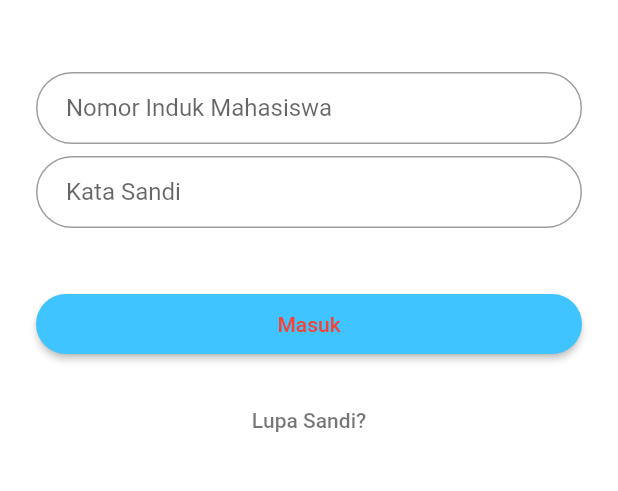
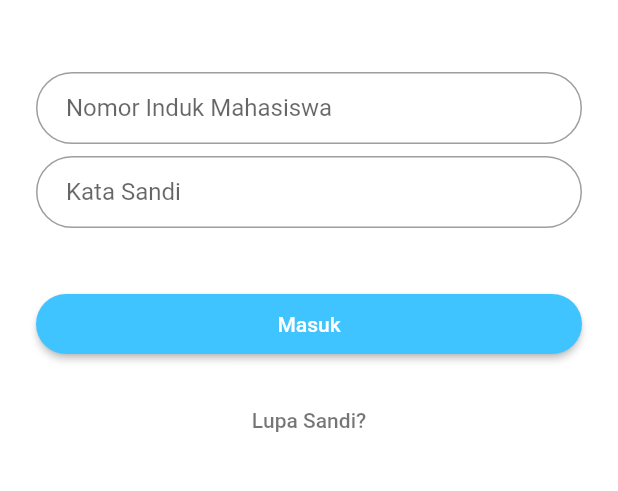
Before and after one commit to ilhamkwr/Tubes-Mobile, a Flutter app: the screen it shows after launch, on a phone screen of 412 x 824 dp, the part 462-953 px from its top. Run offline on Flutter 3.47's test engine with Material 2 defaults, Android fonts, the phone set to English and light mode, and no system bars; missing offline and left inert: barcode_scan.

Commit message:
update login

```diff
--- a/lib/login_page.dart
+++ b/lib/login_page.dart
@@ -129,7 +129,7 @@
         },
         padding: EdgeInsets.all(12),
         color: Colors.lightBlueAccent,
-        child: Text('Masuk', style: TextStyle(color: Colors.red)),
+        child: Text('Masuk', style: TextStyle(color: Colors.white)),
       ),
     );
 
```
